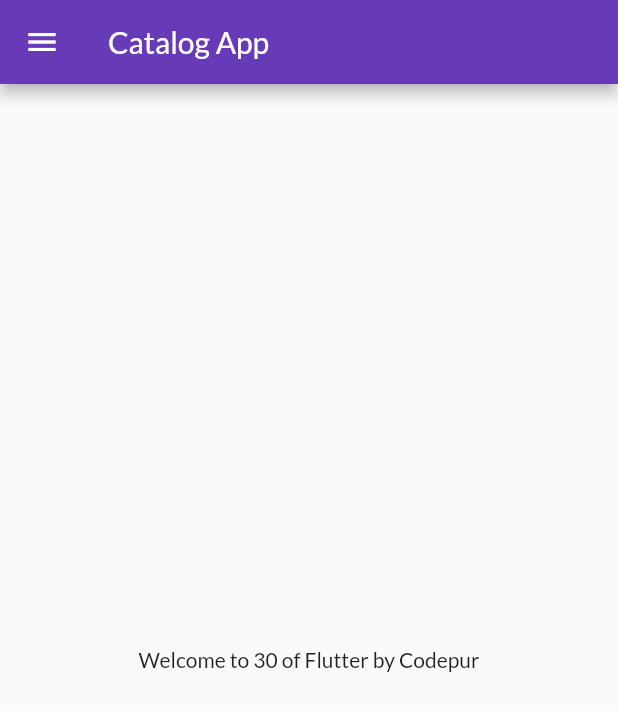
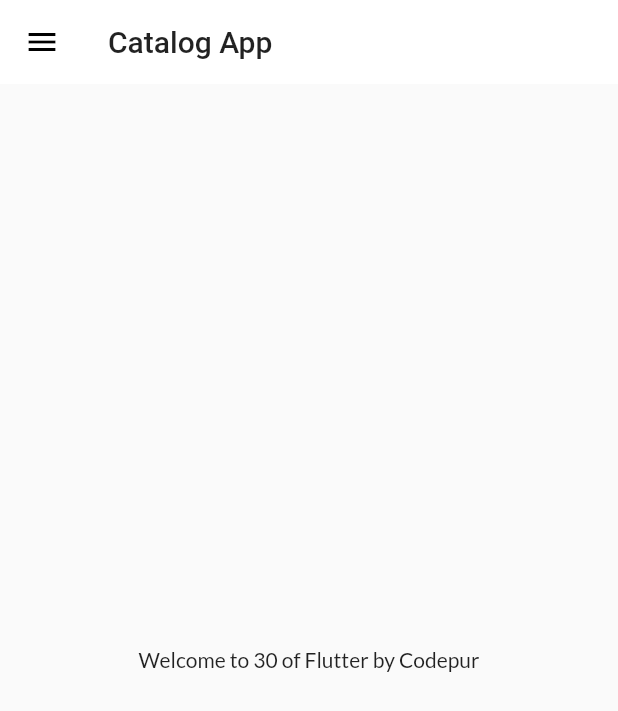
Before and after one commit to Kapsek/Learn-30day_-_fluttter-_, a Flutter app: the screen it shows after launch, on a phone screen of 412 x 824 dp. Shown: the top 711 px of the screen. Run offline on Flutter 3.47's test engine with Material 2 defaults, Android fonts, the phone set to English and light mode, and no system bars; our stand-ins replace google_fonts.

Commit message:
theme extraccted

```diff
--- a/lib/utils/main.dart
+++ b/lib/utils/main.dart
@@ -1,6 +1,7 @@
 import 'package:app1/pages/home%20_page.dart';
 import 'package:app1/pages/login_page.dart';
 import 'package:app1/utils/routes.dart';
+import 'package:app1/widgets/themes.dart';
 import 'package:flutter/material.dart';
 import 'package:google_fonts/google_fonts.dart';
 
@@ -17,12 +18,9 @@ class MyApp extends StatelessWidget {
     return MaterialApp(
       //home: Homepage(),
       themeMode: ThemeMode.light,
-      theme: ThemeData(primarySwatch: Colors.deepPurple,
-      fontFamily:GoogleFonts.lato().fontFamily,
-      primaryTextTheme:GoogleFonts.lateefTextTheme()
-       ),
+      theme: MyTheme.LightTheme(context),
        debugShowCheckedModeBanner: false,
-      darkTheme: ThemeData(brightness: Brightness.dark),
+      darkTheme: MyTheme.DarkTheme(context),
       initialRoute:  MyRoutes.homenRoute,
       routes: {
         "/": (context) => LoginPage(),
--- /dev/null
+++ b/lib/widgets/themes.dart
@@ -0,0 +1,21 @@
+import 'package:flutter/material.dart';
+import 'package:google_fonts/google_fonts.dart';
+
+class MyTheme {
+  static ThemeData  LightTheme(BuildContext context) => ThemeData(
+      primarySwatch: Colors.deepPurple,
+      fontFamily: GoogleFonts.lato().fontFamily,
+      appBarTheme: AppBarTheme(
+        color: Colors.white,
+        elevation: 0.0,
+        iconTheme: IconThemeData(color: Colors.black),
+       textTheme: Theme.of(context).textTheme,
+      ),
+      primaryTextTheme: GoogleFonts.lateefTextTheme()
+      );
+
+
+       static ThemeData  DarkTheme(BuildContext context) => ThemeData(
+        brightness: Brightness.dark,
+      );
+}
```
